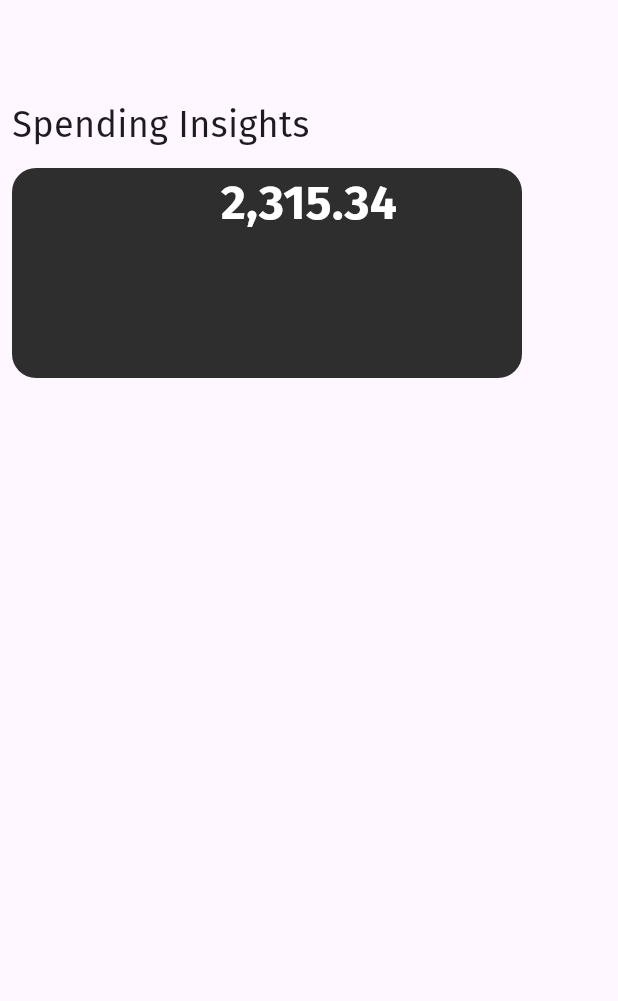
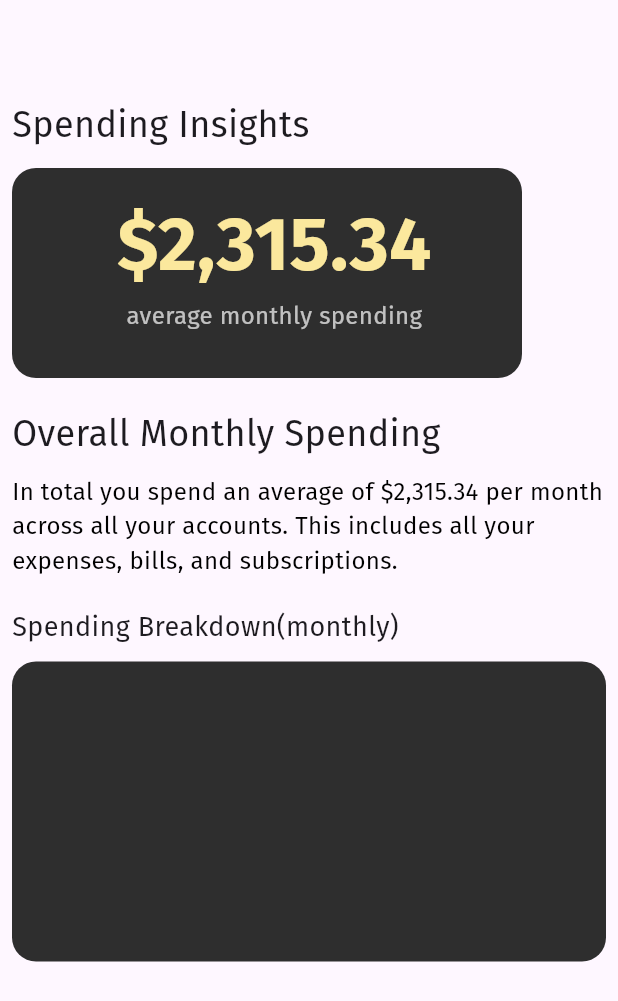
Before and after one commit to Jotham0505/finbase, a Flutter app: the screen it shows after launch, on a phone screen of 412 x 824 dp. Shown: the top 1001 px of the screen. Run offline on Flutter 3.47's test engine with Material 3 defaults, Android fonts, the light colour scheme and no system bars; our stand-ins replace fl_chart; project files that could hold a hidden picture were left out.

Commit message:
onboarding 7

```diff
--- a/lib/screens/onboarding/onboarding7_screen.dart
+++ b/lib/screens/onboarding/onboarding7_screen.dart
@@ -33,20 +33,77 @@ class Onboarding7Screen extends StatelessWidget {
                   borderRadius: BorderRadius.circular(16),
                 ),
               ),
-              Center(
-                child: Positioned(
-                  height: 10,
-                  child: Text("2,315.34",
+              Positioned(
+                bottom: 30,
+                left: 70,
+                child: Column(
+                  children: [
+                    Text(
+                      "\n\$2,315.34",
                       style: TextStyle(
                         fontFamily: "FiraSans",
-                        fontSize: 32,
+                        fontSize: 50,
                         fontWeight: FontWeight.w600,
-                        color: Colors.white,
-                      )),
+                        color: Color.fromARGB(255, 251, 232, 157),
+                      ),
+                    ),
+                    Text(
+                      "average monthly spending",
+                      style: TextStyle(
+                        fontFamily: "FiraSans",
+                        fontSize: 16,
+                        color: Colors.white70,
+                      ),
+                    ),
+                  ],
                 ),
               ),
             ],
-          )
+          ),
+          SizedBox(
+            height: 20,
+          ),
+          Text(
+            "Overall Monthly Spending",
+            style: TextStyle(
+              fontFamily: "FiraSans",
+              fontSize: 24,
+              fontWeight: FontWeight.w500,
+            ),
+          ),
+          SizedBox(
+            height: 10,
+          ),
+          Text(
+            "In total you spend an average of \$2,315.34 per month across all your accounts. This includes all your expenses, bills, and subscriptions.",
+            style: TextStyle(
+              fontFamily: "FiraSans",
+              fontSize: 16,
+              color: Colors.black,
+            ),
+          ),
+          SizedBox(
+            height: 20,
+          ),
+          Text(
+            "Spending Breakdown(monthly)",
+            style: TextStyle(
+              fontFamily: "FiraSans",
+              fontSize: 18,
+              fontWeight: FontWeight.w500,
+            ),
+          ),
+          SizedBox(
+            height: 10,
+          ),
+          Container(
+            width: double.infinity,
+            height: 200,
+            decoration: BoxDecoration(
+              color: Color(0xff2E2E2E),
+              borderRadius: BorderRadius.circular(16),
+            ),
+          ),
         ],
       ),
     ));
```
